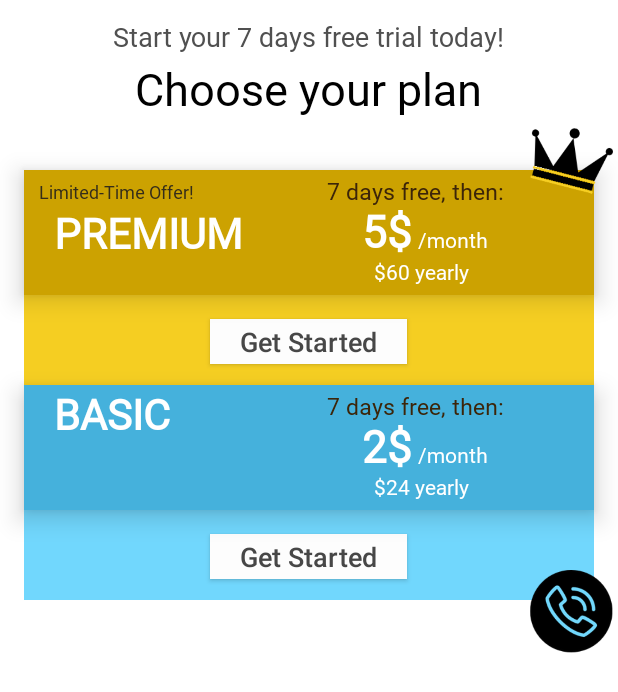
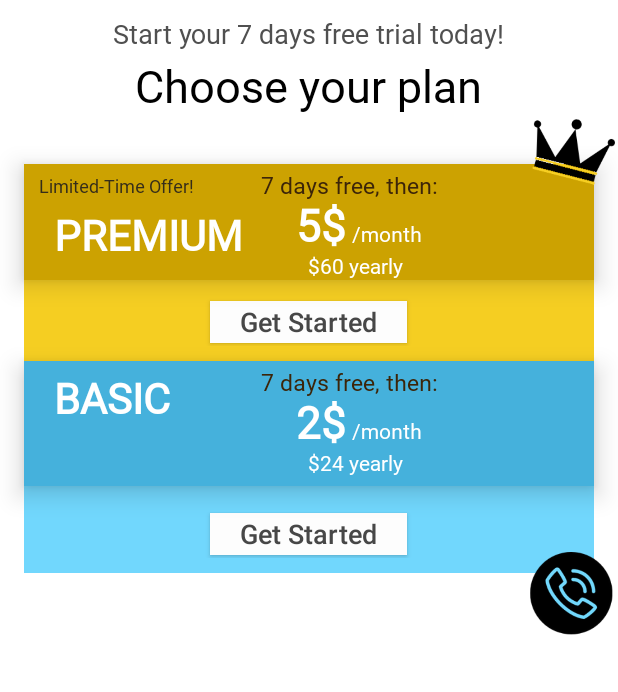
Before and after one commit to nirishere2000/simple-call, an Android app: the layout view_upgrade_overlay.xml on its own in the app's theme, with its tools: preview values and no code run, on a phone screen of 412 x 824 dp. Shown: the top 692 px of the screen. Run offline under Robolectric (Android 15) with nearby library versions, the phone set to English and light mode, and no system bars; Roboto replaces fonts that are not available here.

Commit message:
After fixing Subscription page. Also, adding Huawei support 8/7/2025

```diff
--- a/app/src/main/java/com/nirotem/simplecall/MainActivity.kt
+++ b/app/src/main/java/com/nirotem/simplecall/MainActivity.kt
@@ -1431,6 +1431,9 @@ class MainActivity : AppCompatActivity() {
                 this
             )
         }
+        else {
+            SettingsStatus.noMsgShown = true
+        }
     }
 
     /*    private fun setLayoutDirection(locale: Locale) {
--- a/app/src/main/java/com/nirotem/simplecall/statuses/SettingsStatus.kt
+++ b/app/src/main/java/com/nirotem/simplecall/statuses/SettingsStatus.kt
@@ -85,6 +85,7 @@ object SettingsStatus {
     var alreadyShownQuickCallButWithoutPermissionMsg = false
     var appLogoResourceSmall = R.drawable.goldappiconphoneblack
     var lockedBecauseTrialIsOver = false
+    var noMsgShown = false // show Contact tooltip only if not other msg is shown
 }
 
 
--- a/app/src/main/java/com/nirotem/simplecall/ui/tour/TourFragment.kt
+++ b/app/src/main/java/com/nirotem/simplecall/ui/tour/TourFragment.kt
@@ -666,6 +666,10 @@ class TourFragment : Fragment() {
                 tourImageWithBorder.setImageResource(R.drawable.other_permissions_samsung)
                 tourDescription.text = getString(R.string.tour_overlay_draw_permission_text_samsung)
             }
+            else if (Build.MANUFACTURER.equals("HUAWEI", ignoreCase = true)) {
+                tourImageWithBorder.setImageResource(R.drawable.other_permissions_huawei)
+                tourDescription.text = getString(R.string.tour_overlay_draw_permission_text_huawei)
+            }
             else if (OemDetector.current() == OemDetector.Oem.GOOGLE || OemDetector.current() == OemDetector.Oem.OTHER) { // Also default
                 tourImageWithBorder.setImageResource(R.drawable.other_permissions_pixel)
                 tourDescription.text = getString(R.string.tour_overlay_draw_permission_text_pixel)
--- a/app/src/main/res/layout/dark_view_upgrade_overlay_not_in_use.xml
+++ b/app/src/main/res/layout/dark_view_upgrade_overlay_not_in_use.xml
@@ -52,7 +52,7 @@
             android:layout_width="wrap_content"
             android:layout_height="wrap_content"
             android:layout_marginTop="16dp"
-            android:text="@string/trial_finished"
+            android:text="Your trial period has ended"
             android:textColor="#FFFFFF"
             android:textSize="18sp" />
 
--- a/app/src/main/res/layout/view_upgrade_overlay.xml
+++ b/app/src/main/res/layout/view_upgrade_overlay.xml
@@ -33,11 +33,10 @@
                     android:id="@+id/upgradeTitle"
                     android:layout_width="wrap_content"
                     android:layout_height="wrap_content"
-                    android:layout_marginTop="2dp"
                     android:fontFamily="@font/open_sans_bold"
                     android:text="@string/subscription_start_your_7_days_free_trial_today"
-                    android:textColor="#505050"
-                    android:textSize="18sp" />
+                    android:textSize="@dimen/subscription_start_your_7_days_trial_text_size"
+                    android:textColor="#505050" />
 
                 <TextView
                     android:layout_width="wrap_content"
@@ -63,22 +62,24 @@
                 <LinearLayout
                     android:layout_width="match_parent"
                     android:layout_height="wrap_content"
-                    android:layout_marginTop="30dp"
+                    android:layout_marginTop="28dp"
                     android:background="#CCA201"
                     android:elevation="10dp"
                     android:orientation="vertical"
                     android:paddingHorizontal="10dp">
 
+                    <!--Top pane:-->
                     <LinearLayout
                         android:layout_width="match_parent"
                         android:layout_height="wrap_content"
-                        android:layout_marginBottom="6dp"
+                        android:layout_marginBottom="0dp"
                         android:orientation="horizontal">
 
+                        <!--Left pane:-->
                         <LinearLayout
                             android:layout_width="0dp"
+                            android:layout_weight="0.7"
                             android:layout_height="wrap_content"
-                            android:layout_weight="1"
                             android:orientation="vertical">
 
                             <TextView
@@ -93,22 +94,27 @@
 
                             <TextView
                                 android:id="@+id/titleText"
-                                android:layout_width="wrap_content"
-                                android:layout_height="wrap_content"
+                                android:layout_width="match_parent"
+                                android:layout_height="40dp"
+                                android:layout_marginTop="5dp"
                                 android:layout_marginStart="10dp"
                                 android:fontFamily="@font/open_sans_bold"
                                 android:text="@string/premium_capital"
                                 android:textAllCaps="true"
                                 android:textColor="@android:color/white"
-                                android:textSize="28sp"
+                                android:autoSizeTextType="uniform"
+                                android:autoSizeMinTextSize="10sp"
+                                android:autoSizeMaxTextSize="28sp"
+                                android:autoSizeStepGranularity="1sp"
                                 android:textStyle="bold" />
                         </LinearLayout>
 
+                        <!--Right pane:-->
                         <LinearLayout
-                            android:layout_width="wrap_content"
+                            android:layout_width="0dp"
+                            android:layout_weight="1"
                             android:layout_height="wrap_content"
                             android:layout_gravity="end"
-                            android:layout_marginEnd="50dp"
                             android:orientation="vertical">
 
                             <TextView
@@ -172,14 +178,14 @@
                         android:id="@+id/premiumFeaturesContainer"
                         android:layout_width="match_parent"
                         android:layout_height="wrap_content"
-                        android:layout_marginBottom="14dp"
+                        android:layout_marginBottom="12dp"
                         android:orientation="vertical" />
 
                     <androidx.appcompat.widget.AppCompatButton
                         android:id="@+id/btnPremium"
                         android:layout_width="wrap_content"
-                        android:layout_height="30dp"
-                        android:layout_marginBottom="4dp"
+                        android:layout_height="28dp"
+                        android:layout_marginBottom="2dp"
                         android:background="#FDFDFD"
                         android:paddingHorizontal="20dp"
                         android:text="@string/get_started"
@@ -208,26 +214,30 @@
                         <LinearLayout
                             android:layout_width="0dp"
                             android:layout_height="wrap_content"
-                            android:layout_weight="1"
+                            android:layout_weight="0.7"
                             android:orientation="vertical">
 
                             <TextView
-                                android:layout_width="wrap_content"
-                                android:layout_height="wrap_content"
+                                android:layout_width="match_parent"
+                                android:layout_height="40dp"
+                                android:layout_marginTop="5dp"
                                 android:layout_marginStart="10dp"
                                 android:fontFamily="@font/open_sans_bold"
                                 android:text="@string/basic_plan_all_capitals"
                                 android:textAllCaps="true"
                                 android:textColor="@android:color/white"
-                                android:textSize="28sp"
+                                android:autoSizeTextType="uniform"
+                                android:autoSizeMinTextSize="10sp"
+                                android:autoSizeMaxTextSize="28sp"
+                                android:autoSizeStepGranularity="1sp"
                                 android:textStyle="bold" />
                         </LinearLayout>
 
                         <LinearLayout
-                            android:layout_width="wrap_content"
+                            android:layout_width="0dp"
+                            android:layout_weight="1"
                             android:layout_height="wrap_content"
                             android:layout_gravity="end"
-                            android:layout_marginEnd="50dp"
                             android:orientation="vertical">
 
                             <TextView
@@ -284,21 +294,21 @@
                     android:background="#71D7FD"
                     android:gravity="center_horizontal"
                     android:orientation="vertical"
-                    android:paddingTop="2dp"
+                    android:paddingTop="6dp"
                     android:paddingBottom="10dp">
 
                     <LinearLayout
                         android:id="@+id/basicFeaturesContainer"
                         android:layout_width="match_parent"
                         android:layout_height="wrap_content"
-                        android:layout_marginBottom="14dp"
+                        android:layout_marginBottom="12dp"
                         android:orientation="vertical" />
 
                     <androidx.appcompat.widget.AppCompatButton
                         android:id="@+id/btnBasic"
                         android:layout_width="wrap_content"
-                        android:layout_height="30dp"
-                        android:layout_marginBottom="4dp"
+                        android:layout_height="28dp"
+                        android:layout_marginBottom="2dp"
                         android:background="#FDFDFD"
                         android:paddingHorizontal="20dp"
                         android:text="@string/get_started"
@@ -316,8 +326,8 @@
             android:layout_width="55dp"
             android:layout_height="55dp"
             android:layout_gravity="top|end"
-            android:layout_marginTop="79dp"
-            android:layout_marginEnd="3dp"
+            android:layout_marginTop="73dp"
+            android:layout_marginEnd="2dp"
             android:scaleType="centerInside"
             android:src="@drawable/upgrade_premium_crown" />
 
@@ -325,7 +335,7 @@
             android:layout_width="55dp"
             android:layout_height="55dp"
             android:layout_gravity="top|end"
-            android:layout_marginTop="380dp"
+            android:layout_marginTop="368dp"
             android:layout_marginEnd="3dp"
             android:scaleType="centerInside"
             android:src="@drawable/upgrade_basic_crown" />
--- a/app/src/main/res/values/dimens.xml
+++ b/app/src/main/res/values/dimens.xml
@@ -6,4 +6,5 @@
     <dimen name="reflow_text_block_horizontal_gap">8dp</dimen>
     <dimen name="reflow_text_title_size">22sp</dimen>
     <dimen name="reflow_text_description_size">13sp</dimen>
+    <dimen name="subscription_start_your_7_days_trial_text_size">18sp</dimen>
 </resources>
```
Also changed, not shown: app/src/main/java/com/nirotem/simplecall/billing/UpgradeDialogFragment.kt (+13 -8 lines), app/src/main/java/com/nirotem/simplecall/statuses/PermissionsStatus.kt (+18 -5 lines), app/src/main/java/com/nirotem/simplecall/ui/contacts/ContactsFragment.kt (+6 -4 lines), app/src/main/res/values/strings.xml (+4 -4 lines), app/src/main/res/drawable/other_permissions_huawei.png (added), 14 other files.
